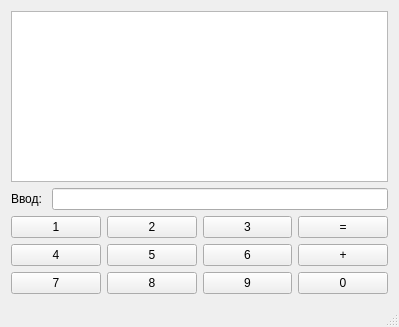
First picture: the form in Calculator/mainwindow.ui, repository liedcrazy/OOP, before the edit.
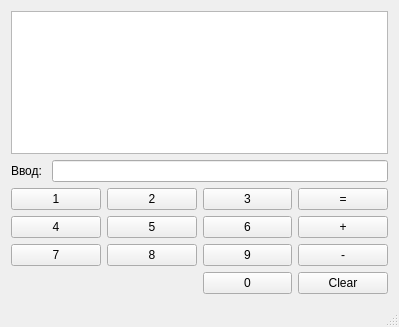
Second picture: the form after the edit.

Patch:
```diff
--- a/Calculator/mainwindow.ui
+++ b/Calculator/mainwindow.ui
@@ -34,7 +34,7 @@
       <item>
        <widget class="QLineEdit" name="lineEdit">
         <property name="readOnly">
-         <bool>true</bool>
+         <bool>false</bool>
         </property>
        </widget>
       </item>
@@ -105,13 +105,6 @@
         </property>
        </widget>
       </item>
-      <item row="2" column="3">
-       <widget class="QPushButton" name="pushButton_0">
-        <property name="text">
-         <string>0</string>
-        </property>
-       </widget>
-      </item>
       <item row="0" column="3">
        <widget class="QPushButton" name="pushButton_result">
         <property name="text">
@@ -126,6 +119,27 @@
         </property>
        </widget>
       </item>
+      <item row="3" column="3">
+       <widget class="QPushButton" name="pushButton_Clear">
+        <property name="text">
+         <string>Clear</string>
+        </property>
+       </widget>
+      </item>
+      <item row="3" column="2">
+       <widget class="QPushButton" name="pushButton_0">
+        <property name="text">
+         <string>0</string>
+        </property>
+       </widget>
+      </item>
+      <item row="2" column="3">
+       <widget class="QPushButton" name="pushButton_minus">
+        <property name="text">
+         <string>-</string>
+        </property>
+       </widget>
+      </item>
      </layout>
     </item>
    </layout>
```
